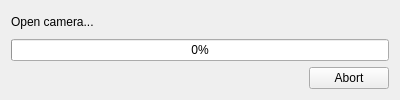
Old version of the form uis/batch.ui in the repository yamedvedya/camera_viewer.
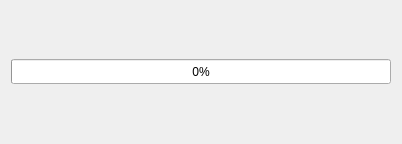
New version of the form.

```diff
--- a/uis/batch.ui
+++ b/uis/batch.ui
@@ -6,38 +6,43 @@
    <rect>
     <x>0</x>
     <y>0</y>
-    <width>400</width>
-    <height>100</height>
+    <width>398</width>
+    <height>144</height>
    </rect>
   </property>
+  <property name="sizePolicy">
+   <sizepolicy hsizetype="Preferred" vsizetype="Expanding">
+    <horstretch>0</horstretch>
+    <verstretch>0</verstretch>
+   </sizepolicy>
+  </property>
   <property name="windowTitle">
    <string>Batch processing</string>
   </property>
   <layout class="QVBoxLayout" name="verticalLayout">
    <item>
-    <widget class="QLabel" name="lb_camera_name">
-     <property name="text">
-      <string>Open camera...</string>
-     </property>
-    </widget>
+    <layout class="QHBoxLayout" name="horizontalLayout" stretch="1,0">
+     <item>
+      <layout class="QVBoxLayout" name="layout_names"/>
+     </item>
+     <item>
+      <layout class="QVBoxLayout" name="layout_status"/>
+     </item>
+    </layout>
    </item>
    <item>
     <widget class="QProgressBar" name="pb_progress">
+     <property name="minimumSize">
+      <size>
+       <width>380</width>
+       <height>25</height>
+      </size>
+     </property>
      <property name="value">
       <number>0</number>
      </property>
     </widget>
    </item>
-   <item>
-    <widget class="QDialogButtonBox" name="but_box">
-     <property name="locale">
-      <locale language="English" country="UnitedStates"/>
-     </property>
-     <property name="standardButtons">
-      <set>QDialogButtonBox::Abort</set>
-     </property>
-    </widget>
-   </item>
   </layout>
  </widget>
  <resources/>
```
Left out of the diff: 2 changed lines with no effect on the pictures.
